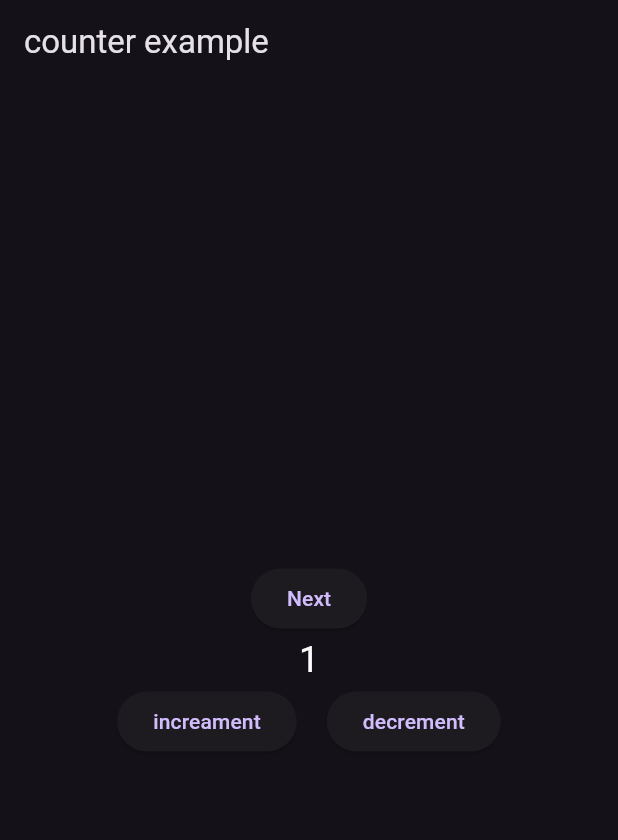
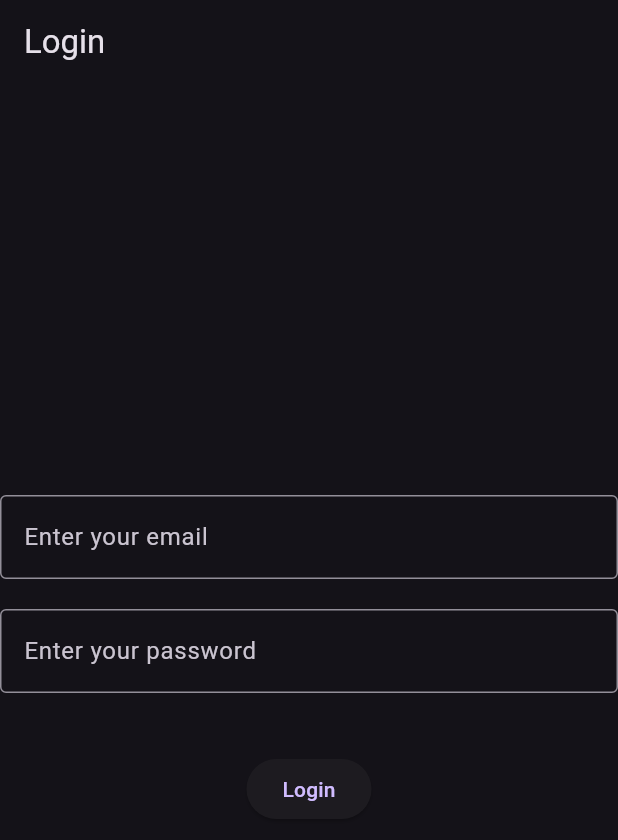
Before and after one commit to Hasnainhai/movie_app, a Flutter app: the screen it shows after launch, on a phone screen of 412 x 824 dp. Shown: the top 840 px of the screen. Run offline on Flutter 3.47's test engine with Material 3 defaults, Android fonts, the phone set to English and light mode, and no system bars; our stand-ins replace bloc, equatable, flutter_bloc, image_picker.

Commit message:
Login and SignUp with Bloc

```diff
--- /dev/null
+++ b/lib/bloc/loginBloc/login_bloc.dart
@@ -0,0 +1,42 @@
+import 'dart:convert';
+
+import 'package:bloc/bloc.dart';
+import 'package:bloc_movie_app/bloc/loginBloc/login_event.dart';
+import 'package:bloc_movie_app/bloc/loginBloc/login_state.dart';
+import 'package:http/http.dart' as http;
+
+class LoginBloc extends Bloc<LoginEvent, LoginState> {
+  LoginBloc() : super(const LoginState()) {
+    on<EmailChanged>(_emailChanged);
+    on<PasswordChanged>(_passwordChanged);
+    on<LoginApi>(_loginApi);
+  }
+  void _emailChanged(EmailChanged event, Emitter<LoginState> emit) {
+    emit(state.copyWith(email: event.email));
+  }
+
+  void _passwordChanged(PasswordChanged event, Emitter<LoginState> emit) {
+    emit(state.copyWith(password: event.password));
+  }
+
+  void _loginApi(LoginApi event, Emitter<LoginState> emit) async {
+    emit(state.copyWith(loginStatus: LoginStatus.loading));
+    Map data = {'email': state.email, 'password': state.password};
+
+    try {
+      final response =
+          await http.post(Uri.parse('https://reqres.in/api/login'), body: data);
+      final body = jsonDecode(response.body);
+      if (response.statusCode == 200) {
+        emit(state.copyWith(
+            loginStatus: LoginStatus.success, message: 'login successful'));
+      } else {
+        emit(state.copyWith(
+            loginStatus: LoginStatus.failure, message: body['error']));
+      }
+    } catch (e) {
+      emit(state.copyWith(
+          loginStatus: LoginStatus.failure, message: e.toString()));
+    }
+  }
+}
--- /dev/null
+++ b/lib/bloc/loginBloc/login_event.dart
@@ -0,0 +1,23 @@
+import 'package:equatable/equatable.dart';
+
+abstract class LoginEvent extends Equatable {
+  const LoginEvent();
+  @override
+  List<Object> get props => [];
+}
+
+class EmailChanged extends LoginEvent {
+  const EmailChanged({required this.email});
+  final String email;
+  @override
+  List<Object> get props => [email];
+}
+
+class PasswordChanged extends LoginEvent {
+  const PasswordChanged({required this.password});
+  final String password;
+  @override
+  List<Object> get props => [password];
+}
+
+class LoginApi extends LoginEvent {}
--- /dev/null
+++ b/lib/bloc/loginBloc/login_state.dart
@@ -0,0 +1,31 @@
+import 'package:equatable/equatable.dart';
+
+enum LoginStatus { initial, loading, success, failure }
+
+class LoginState extends Equatable {
+  final LoginStatus loginStatus;
+  final String email;
+  final String password;
+  final String message;
+  const LoginState({
+    this.loginStatus = LoginStatus.initial,
+    this.email = '',
+    this.password = '',
+    this.message = '',
+  });
+  LoginState copyWith(
+      {LoginStatus? loginStatus,
+      String? email,
+      String? password,
+      String? message}) {
+    return LoginState(
+      loginStatus: loginStatus ?? this.loginStatus,
+      email: email ?? this.email,
+      password: password ?? this.password,
+      message: message ?? this.message,
+    );
+  }
+
+  @override
+  List<Object> get props => [loginStatus, email, password, message];
+}
--- a/lib/main.dart
+++ b/lib/main.dart
@@ -3,10 +3,10 @@
 import 'package:bloc_movie_app/bloc/postsBloc/posts_bloc.dart';
 import 'package:bloc_movie_app/bloc/switchBloc/switch_bloc.dart';
 import 'package:bloc_movie_app/bloc/todo/to_do_bloc.dart';
-import 'package:bloc_movie_app/ui/counter/counter_screen.dart';
 import 'package:flutter/material.dart';
 import 'package:flutter_bloc/flutter_bloc.dart';
 import 'repositories/favourite_repository.dart';
+import 'ui/login/login_Screen.dart';
 import 'utils/image_picker_utils.dart';
 
 void main() {
@@ -46,7 +46,7 @@
           // colorScheme: ColorScheme.fromSeed(seedColor: Colors.deepPurple),
           // useMaterial3: true,
         ),
-        home: const CounterScreen(),
+        home: const LoginScreen(),
       ),
     );
   }
--- /dev/null
+++ b/lib/ui/login/login_Screen.dart
@@ -0,0 +1,111 @@
+import 'package:bloc_movie_app/bloc/loginBloc/login_bloc.dart';
+import 'package:bloc_movie_app/bloc/loginBloc/login_event.dart';
+import 'package:bloc_movie_app/bloc/loginBloc/login_state.dart';
+import 'package:flutter/material.dart';
+import 'package:flutter_bloc/flutter_bloc.dart';
+
+class LoginScreen extends StatefulWidget {
+  const LoginScreen({super.key});
+
+  @override
+  State<LoginScreen> createState() => _LoginScreenState();
+}
+
+class _LoginScreenState extends State<LoginScreen> {
+  final _emailFocusNode = FocusNode();
+  final _passwordFocusNode = FocusNode();
+
+  late LoginBloc _loginBloc;
+  @override
+  void initState() {
+    _loginBloc = LoginBloc();
+    super.initState();
+  }
+
+  @override
+  void dispose() {
+    _loginBloc.close();
+    super.dispose();
+  }
+
+  @override
+  Widget build(BuildContext context) {
+    return Scaffold(
+      appBar: AppBar(
+        title: const Text('Login'),
+      ),
+      body: BlocProvider(
+        create: (_) => _loginBloc,
+        child: Column(
+          mainAxisAlignment: MainAxisAlignment.center,
+          crossAxisAlignment: CrossAxisAlignment.center,
+          children: [
+            BlocBuilder<LoginBloc, LoginState>(
+              buildWhen: (current, previous) => current.email != previous.email,
+              builder: (context, state) {
+                return TextField(
+                  focusNode: _emailFocusNode,
+                  decoration: const InputDecoration(
+                      border: OutlineInputBorder(),
+                      hintText: 'Enter your email'),
+                  onChanged: (value) {
+                    context.read<LoginBloc>().add(EmailChanged(email: value));
+                  },
+                );
+              },
+            ),
+            const SizedBox(height: 20),
+            BlocBuilder<LoginBloc, LoginState>(
+              buildWhen: (current, previous) =>
+                  current.password != previous.password,
+              builder: (context, state) {
+                return TextField(
+                  focusNode: _passwordFocusNode,
+                  decoration: const InputDecoration(
+                      border: OutlineInputBorder(),
+                      hintText: 'Enter your password'),
+                  onChanged: (value) {
+                    context
+                        .read<LoginBloc>()
+                        .add(PasswordChanged(password: value));
+                  },
+                );
+              },
+            ),
+            const SizedBox(height: 40),
+            BlocListener<LoginBloc, LoginState>(
+              listener: (context, state) {
+                if (state.loginStatus == LoginStatus.failure) {
+                  ScaffoldMessenger.of(context)
+                    ..hideCurrentSnackBar()
+                    ..showSnackBar(SnackBar(content: Text(state.message)));
+                }
+                if (state.loginStatus == LoginStatus.loading) {
+                  ScaffoldMessenger.of(context)
+                    ..hideCurrentSnackBar()
+                    ..showSnackBar(const SnackBar(content: Text('Loding...')));
+                }
+                if (state.loginStatus == LoginStatus.success) {
+                  ScaffoldMessenger.of(context)
+                    ..hideCurrentSnackBar()
+                    ..showSnackBar(
+                        const SnackBar(content: Text('Login success')));
+                }
+              },
+              child: BlocBuilder<LoginBloc, LoginState>(
+                buildWhen: (current, previous) => false,
+                builder: (context, state) {
+                  return ElevatedButton(
+                      onPressed: () {
+                        context.read<LoginBloc>().add(LoginApi());
+                      },
+                      child: const Text('Login'));
+                },
+              ),
+            ),
+          ],
+        ),
+      ),
+    );
+  }
+}
```
